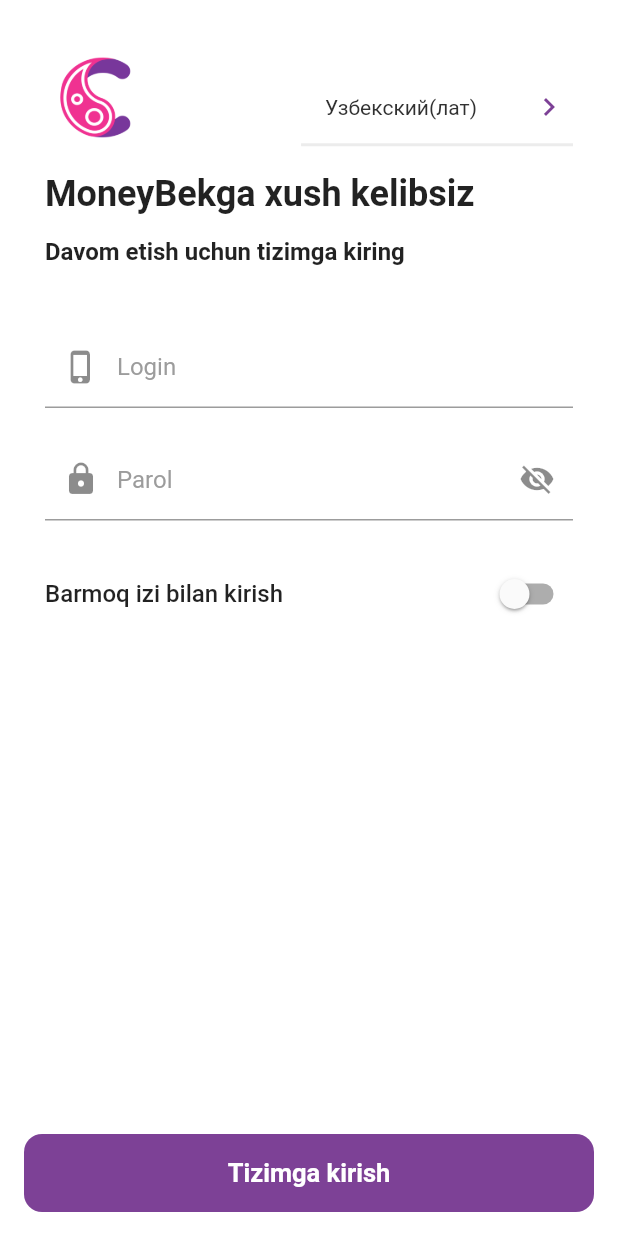
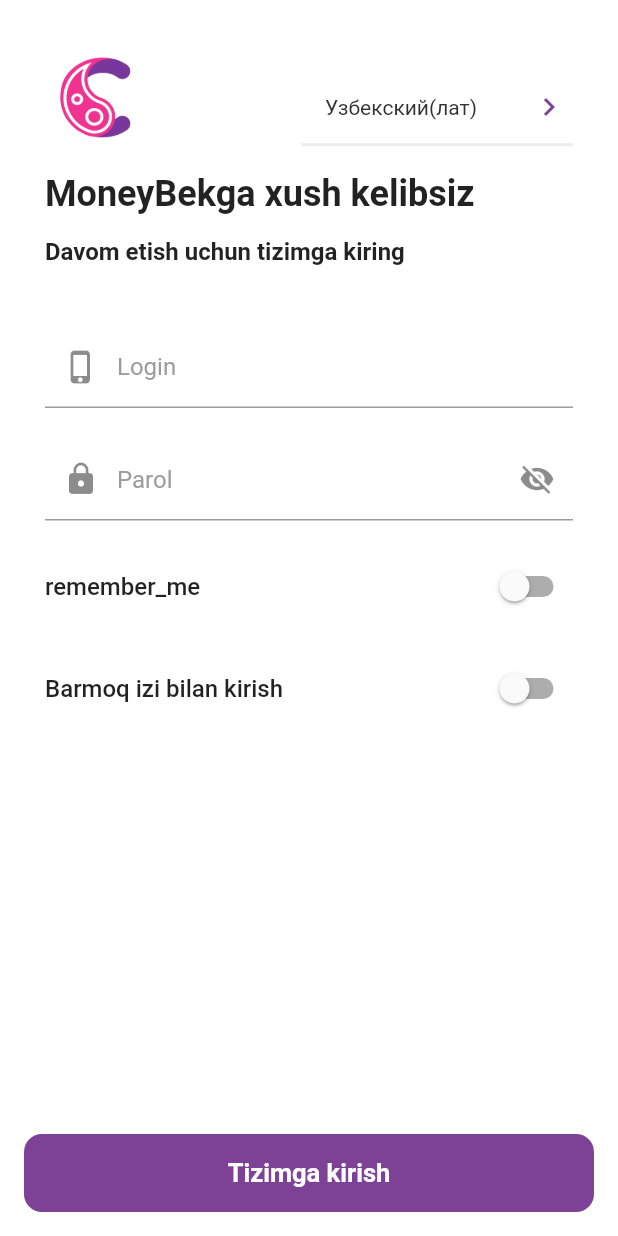
Before and after one commit to AkhmedovSH/cashback, a Flutter app: the Login screen opened by its route, on a phone screen of 412 x 824 dp. Run offline on Flutter 3.47's test engine with Material 2 defaults, Android fonts, the phone set to English and light mode, and no system bars; our stand-ins replace dio, flutter_spinkit, fluttertoast, get, local_auth, mask_text_input_formatter and 2 more; missing offline and left inert: local_auth_android, local_auth_ios, new_version, qr_code_scanner, simple_moment; accounts and stored records are empty; network calls fail.

Commit message:
bugs fixed

```diff
--- a/lib/pages/auth/login.dart
+++ b/lib/pages/auth/login.dart
@@ -24,10 +24,20 @@ class _LoginState extends State<Login> with TickerProviderStateMixin {
   static dynamic auth = LocalAuthentication();
   final _formKey = GlobalKey<FormState>();
   AnimationController? animationController;
-  dynamic sendData = {'username': '', 'password': ''}; // cashier 123123
+  dynamic sendData = {
+    'username': '',
+    'password': '',
+    'isRemember': false,
+    'signWithFingerPrint': false,
+  }; //
+  dynamic data = {
+    'username': TextEditingController(),
+    'password': TextEditingController(),
+    'isRemember': false,
+    'signWithFingerPrint': false,
+  }; // cashier 123123
   bool showPassword = true;
   bool loading = false;
-  bool signWithFingerPrint = false;
   List translations = [
     {'id': 3, 'name': 'Узбекский(лат)', 'locale': const Locale('uz_latn', 'UZ')},
     {'id': 1, 'name': 'Русский', 'locale': const Locale('ru', 'RU')},
@@ -74,7 +84,7 @@ class _LoginState extends State<Login> with TickerProviderStateMixin {
     if (prefs.getString('user') != null) {
       final user = jsonDecode(prefs.getString('user')!);
       setState(() {
-        user['signWithFingerPrint'] = signWithFingerPrint;
+        user['signWithFingerPrint'] = sendData['signWithFingerPrint'];
       });
       prefs.setString('user', jsonEncode(user));
     }
@@ -94,10 +104,10 @@ class _LoginState extends State<Login> with TickerProviderStateMixin {
     if (prefs.getString('user') != null) {
       final user = jsonDecode(prefs.getString('user')!);
       setState(() {
-        signWithFingerPrint = user['signWithFingerPrint'];
+        sendData['signWithFingerPrint'] = user['signWithFingerPrint'];
       });
     }
-    if (prefs.getString('access_token') != null && signWithFingerPrint) {
+    if (prefs.getString('access_token') != null && sendData['signWithFingerPrint']) {
       final isAvailable = await hasBiometrics();
       if (!isAvailable) return false;
       try {
@@ -149,6 +159,22 @@ class _LoginState extends State<Login> with TickerProviderStateMixin {
     }
   }
 
+  checkIsRemember() async {
+    final prefs = await SharedPreferences.getInstance();
+    if (prefs.getString('user') != null) {
+      final user = jsonDecode(prefs.getString('user')!);
+      if (user['isRemember']) {
+        setState(() {
+          sendData['isRemember'] = user['isRemember'];
+          sendData['username'] = user['username'];
+          sendData['password'] = user['password'];
+          data['username'].text = user['username'];
+          data['password'].text = user['password'];
+        });
+      }
+    }
+  }
+
   getCurrentLocale() async {
     final prefs = await SharedPreferences.getInstance();
     if (prefs.getString('currentLocale') != null) {
@@ -164,6 +190,7 @@ class _LoginState extends State<Login> with TickerProviderStateMixin {
     });
     getFingerprint();
     getCurrentLocale();
+    checkIsRemember();
   }
 
   @override
@@ -272,7 +299,7 @@ class _LoginState extends State<Login> with TickerProviderStateMixin {
                                 }
                                 return null;
                               },
-                              initialValue: sendData['username'],
+                              controller: data['username'],
                               onChanged: (value) {
                                 setState(() {
                                   sendData['username'] = value;
@@ -280,10 +307,11 @@ class _LoginState extends State<Login> with TickerProviderStateMixin {
                               },
                               decoration: InputDecoration(
                                 prefixIcon: IconButton(
-                                    onPressed: () {},
-                                    icon: const Icon(
-                                      Icons.phone_iphone,
-                                    )),
+                                  onPressed: () {},
+                                  icon: const Icon(
+                                    Icons.phone_iphone,
+                                  ),
+                                ),
                                 contentPadding: const EdgeInsets.all(18.0),
                                 focusColor: purple,
                                 filled: true,
@@ -316,7 +344,7 @@ class _LoginState extends State<Login> with TickerProviderStateMixin {
                                 }
                                 return null;
                               },
-                              initialValue: sendData['password'],
+                              controller: data['password'],
                               onChanged: (value) {
                                 setState(() {
                                   sendData['password'] = value;
@@ -339,7 +367,8 @@ class _LoginState extends State<Login> with TickerProviderStateMixin {
                                         icon: const Icon(
                                           Icons.visibility_off,
                                           // color: Color(0xFF7D4196),
-                                        ))
+                                        ),
+                                      )
                                     : IconButton(
                                         onPressed: () {
                                           setState(() {
@@ -371,6 +400,27 @@ class _LoginState extends State<Login> with TickerProviderStateMixin {
                     ),
                   ),
                   Container(
+                    margin: const EdgeInsets.only(bottom: 15),
+                    child: Row(
+                      mainAxisAlignment: MainAxisAlignment.spaceBetween,
+                      children: [
+                        Text(
+                          'remember_me'.tr,
+                          style: const TextStyle(fontSize: 16, fontWeight: FontWeight.w500),
+                        ),
+                        Switch(
+                          value: sendData['isRemember'],
+                          activeColor: purple,
+                          onChanged: (bool value) {
+                            setState(() {
+                              sendData['isRemember'] = value;
+                            });
+                          },
+                        ),
+                      ],
+                    ),
+                  ),
+                  Container(
                     margin: const EdgeInsets.only(top: 5),
                     child: Row(
                       mainAxisAlignment: MainAxisAlignment.spaceBetween,
@@ -383,11 +433,11 @@ class _LoginState extends State<Login> with TickerProviderStateMixin {
                           ),
                         ),
                         Switch(
-                          value: signWithFingerPrint,
+                          value: sendData['signWithFingerPrint'],
                           activeColor: purple,
                           onChanged: (bool value) {
                             setState(() {
-                              signWithFingerPrint = value;
+                              sendData['signWithFingerPrint'] = value;
                             });
                             changeRemember();
                           },
--- a/pubspec.yaml
+++ b/pubspec.yaml
@@ -46,6 +46,8 @@ dependencies:
   url_launcher: ^6.0.20
   mask_text_input_formatter: ^2.3.0
   local_auth: ^2.0.2
+  qr_code_scanner: ^0.7.0
+  permission_handler: ^9.2.0
   # flutter_launcher_icons: ^0.9.2
 
 flutter_icons:
```
Also changed, not shown: lib/helpers/helper.dart (+8 -0 lines), lib/pages/home/index.dart (+78 -14 lines), lib/pages/splash.dart (+6 -2 lines), lib/main.dart (line endings or trailing spaces), pubspec.lock, 4 other files.
